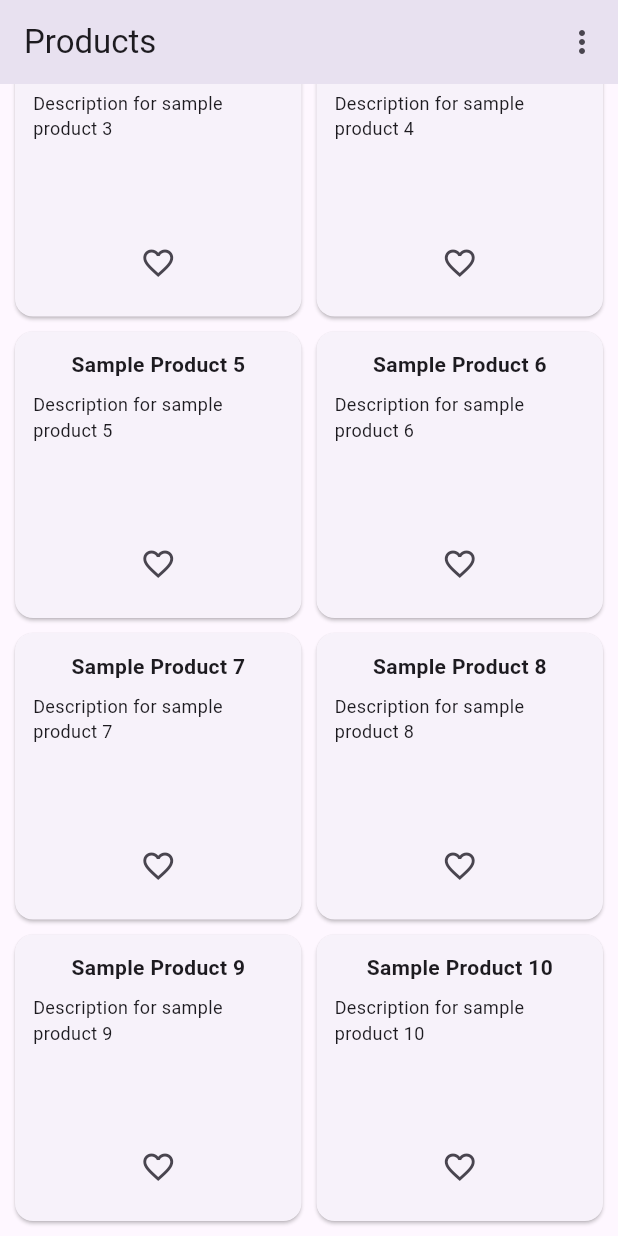
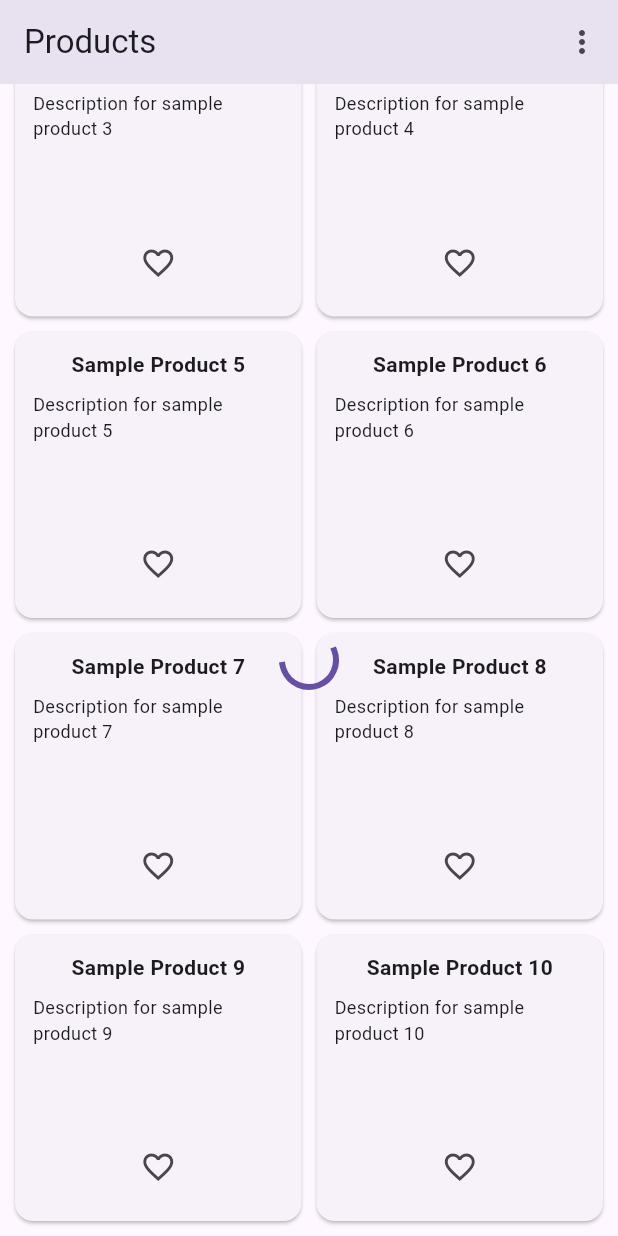
Before and after one commit to Stanislav-Petkov/flutter_architectures_and_state_management_projects, a Flutter app: the screen it shows after launch, scrolled down 247 dp, on a phone screen of 412 x 824 dp. Run offline on Flutter 3.47's test engine with Material 3 defaults, Android fonts, the light colour scheme and no system bars; our stand-ins replace auto_route, bloc, dart_mappable, dio, equatable, flutter_bloc and 4 more; generated files the repository leaves out were written again.

Commit message:
feat: reduce product batch size to 10 and show loading indicator during pagination

```diff
--- a/products/lib/feature/products/presentation/cubit/product_list_cubit.dart
+++ b/products/lib/feature/products/presentation/cubit/product_list_cubit.dart
@@ -16,7 +16,7 @@ class ProductListCubit extends Cubit<ProductListState> {
     if (state.isLoading) return;
     emit(state.copyWith(isLoading: true));
     final nextId = state.products.length;
-    final moreProducts = await repository.fetchProducts(nextId, 20);
+    final moreProducts = await repository.fetchProducts(nextId, 10);
     emit(state.copyWith(
       products: List.of(state.products)..addAll(moreProducts),
       isLoading: false,
--- a/products/lib/feature/products/presentation/pages/product_grid_page.dart
+++ b/products/lib/feature/products/presentation/pages/product_grid_page.dart
@@ -62,7 +62,9 @@ class _ProductGridPageState extends State<ProductGridPage> {
           if (state.products.isEmpty && state.isLoading) {
             return const Center(child: CircularProgressIndicator());
           }
-          return GridView.builder(
+          return Stack(
+            children: [
+              GridView.builder(
                 padding: const EdgeInsets.symmetric(horizontal: 10, vertical: 10),
                 controller: _scrollController,
                 gridDelegate: const SliverGridDelegateWithFixedCrossAxisCount(
@@ -92,6 +94,16 @@ class _ProductGridPageState extends State<ProductGridPage> {
                     child: ProductTile(product: product),
                   );
                 },
+              ),
+              if (state.isLoading)
+                const Positioned.fill(
+                  child: IgnorePointer(
+                    child: Center(
+                      child: CircularProgressIndicator(),
+                    ),
+                  ),
+                ),
+            ],
           );
         },
       ),
```
Lines whose indentation alone changed are shown as unchanged.
